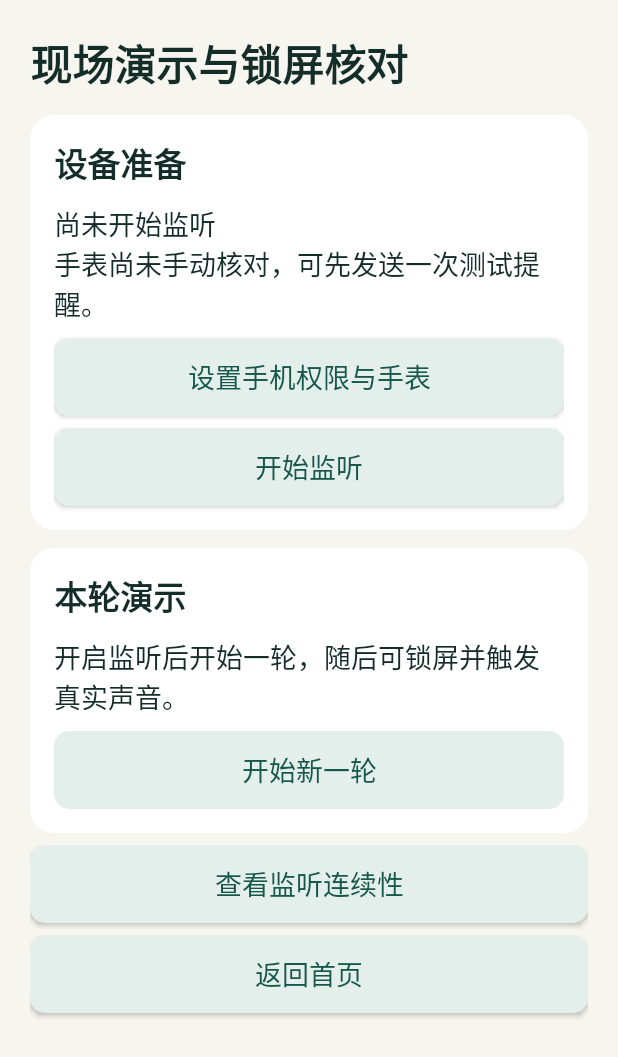
After one commit to YiFanSenSei/shengjing, an Android app: the FieldDemoActivity screen opened directly, with no data from a screen before it, on a phone screen of 412 x 824 dp. The commit adds this screen. Shown: the top 1057 px of the screen. Run offline under Robolectric (Android 15) with nearby library versions, the phone set to English and light mode, and no system bars.

Commit message:
Add live field rehearsal, lock-screen controls and delayed watch verification (#16)
Co-authored-by: YiFanSenSei <249708301+YiFanSenSei@users.noreply.github.com>

```diff
--- a/apps/phone/build.gradle
+++ b/apps/phone/build.gradle
@@ -2,7 +2,7 @@ plugins { id 'com.android.application' }
 android {
     namespace 'org.shengjing.phone'
     compileSdk 35
-    defaultConfig { applicationId 'org.shengjing.phone'; minSdk 26; targetSdk 35; versionCode 10; versionName '0.8.0' }
+    defaultConfig { applicationId 'org.shengjing.phone'; minSdk 26; targetSdk 35; versionCode 11; versionName '0.9.0' }
     compileOptions { sourceCompatibility JavaVersion.VERSION_17; targetCompatibility JavaVersion.VERSION_17 }
     androidResources { noCompress += 'tflite' }
     testOptions {
--- a/apps/phone/src/main/AndroidManifest.xml
+++ b/apps/phone/src/main/AndroidManifest.xml
@@ -8,6 +8,7 @@
     <uses-feature android:name="android.hardware.microphone" android:required="true" />
     <application android:name=".App" android:label="声境·测试版" android:theme="@android:style/Theme.Material.Light.NoActionBar" android:allowBackup="false" android:fullBackupContent="@xml/backup_rules" android:dataExtractionRules="@xml/data_extraction_rules" android:supportsRtl="true">
         <activity android:name=".HistoryActivity" android:exported="false" />
+        <activity android:name=".FieldDemoActivity" android:exported="false" />
         <activity android:name=".OptionsActivity" android:exported="false" />
         <activity android:name=".SetupActivity" android:exported="false" />
         <activity android:name=".DiagnosticsActivity" android:exported="false" />
--- a/apps/phone/src/main/java/org/shengjing/phone/DiagnosticsActivity.java
+++ b/apps/phone/src/main/java/org/shengjing/phone/DiagnosticsActivity.java
@@ -38,7 +38,7 @@ public final class DiagnosticsActivity extends PhoneScreen {
         long age=(SystemClock.elapsedRealtime()-app.diagnosticsUpdatedAt)/1000;
         show(diagnostics,app.status+"\n"+app.diagnostics+(app.listening && age>=3?"\n采集诊断已 "+age+" 秒未更新":""));
         show(delayed,app.delayedTest.status+"\n"+app.lastFeedback);
-        StringBuilder report=new StringBuilder("版本 0.8.0");
+        StringBuilder report=new StringBuilder("版本 0.9.0");
         for(Policy.Kind k:Policy.Kind.values()){
             String channel=Alerts.channel(k,app.policy.getScene());
             android.app.NotificationChannel config=getSystemService(android.app.NotificationManager.class).getNotificationChannel(channel);
--- /dev/null
+++ b/apps/phone/src/main/java/org/shengjing/phone/FieldDemoActivity.java
@@ -0,0 +1,75 @@
+package org.shengjing.phone;
+
+import android.content.ClipData;
+import android.content.ClipboardManager;
+import android.os.Bundle;
+import android.os.PowerManager;
+import android.widget.*;
+import org.shengjing.core.Policy;
+
+public final class FieldDemoActivity extends PhoneScreen {
+    private TextView readiness, result;
+    private Button listen, begin, finish, copy, channel, options, setup;
+    private LinearLayout wrist;
+    private String blockedChannel;
+
+    @Override public void onCreate(Bundle state){
+        super.onCreate(state);
+        heading(layout,"现场演示与锁屏核对",28);
+        LinearLayout device=card();
+        heading(device,"设备准备",22);
+        readiness=text(device,"",18);
+        setup=button(device,"设置手机权限与手表",()->go(SetupActivity.class));
+        options=button(device,"调整场景与关注声音",()->go(OptionsActivity.class));
+        channel=button(device,"打开受阻声音的通知设置",()->channelSettings(blockedChannel));
+        listen=button(device,"开始监听",this::toggleListening);
+        LinearLayout round=card();
+        heading(round,"本轮演示",22);
+        result=text(round,"",18);
+        begin=button(round,"开始新一轮",()->{app.fieldRound.begin(app.history,app.policy.getScene());refresh();});
+        wrist=new LinearLayout(this);wrist.setOrientation(LinearLayout.VERTICAL);round.addView(wrist);
+        button(wrist,"本轮在手表看到了提醒",()->{app.fieldRound.observeWatch(true);refresh();});
+        button(wrist,"本轮在手表未看到提醒",()->{app.fieldRound.observeWatch(false);refresh();});
+        finish=button(round,"结束本轮并保存摘要",()->{app.fieldRound.finish(app.history,"本轮已结束");refresh();});
+        copy=button(round,"复制本轮摘要",()->{
+            getSystemService(ClipboardManager.class).setPrimaryClip(ClipData.newPlainText("声境现场演示",app.fieldRound.summary(app.history)));
+            Toast.makeText(this,"已复制本轮摘要",Toast.LENGTH_SHORT).show();
+        });
+        button(layout,"查看监听连续性",()->go(DiagnosticsActivity.class));
+        button(layout,"返回首页",this::finish);
+    }
+    @Override void refresh(){
+        boolean permissions=microphone() && notifications();
+        boolean quiet=app.policy.isQuiet();
+        int enabled=0;
+        blockedChannel=null;
+        StringBuilder check=new StringBuilder(app.status);
+        if(!permissions)check.append("\n请开启麦克风和手机通知权限。");
+        if(quiet)check.append("\n真实声音提醒已暂停。");
+        for(Policy.Kind kind:Policy.Kind.values()){
+            if(!app.policy.isEnabled(kind))continue;
+            enabled++;
+            String id=Alerts.channel(kind,app.policy.getScene());
+            if(permissions && !Alerts.available(this,id)){
+                check.append("\n").append(kind.title).append("的系统通知已关闭。");
+                if(blockedChannel==null)blockedChannel=id;
+            }
+        }
+        if(enabled==0)check.append("\n请至少关注一种声音。");
+        PowerManager power=getSystemService(PowerManager.class);
+        if(power.isPowerSaveMode())check.append("\n系统处于省电模式，请在锁屏测试后核对监听连续性。");
+        if(app.store.watchConfirmedAt()==0)check.append("\n手表尚未手动核对，可先发送一次测试提醒。");
+        show(readiness,check.toString());
+        setup.setVisibility(!permissions || app.store.watchConfirmedAt()==0?Button.VISIBLE:Button.GONE);
+        options.setVisibility(quiet || enabled==0?Button.VISIBLE:Button.GONE);
+        channel.setVisibility(blockedChannel==null?Button.GONE:Button.VISIBLE);
+        show(listen,app.listening?"停止监听":"开始监听");
+        boolean active=app.fieldRound.active();
+        begin.setEnabled(app.listening && !quiet && enabled>0 && permissions);
+        begin.setVisibility(active?Button.GONE:Button.VISIBLE);
+        wrist.setVisibility(active?Button.VISIBLE:Button.GONE);
+        finish.setVisibility(active?Button.VISIBLE:Button.GONE);
+        copy.setVisibility(!active && app.fieldRound.exists()?Button.VISIBLE:Button.GONE);
+        show(result,app.fieldRound.summary(app.history));
+    }
+}
--- a/apps/phone/src/main/java/org/shengjing/phone/OptionsActivity.java
+++ b/apps/phone/src/main/java/org/shengjing/phone/OptionsActivity.java
@@ -6,6 +6,8 @@ import android.widget.*;
 import org.shengjing.core.Policy;
 public final class OptionsActivity extends PhoneScreen {
     private TextView sceneRules;
+    private Switch quiet;
+    @Override void refresh(){quiet.setChecked(app.policy.isQuiet());}
     @Override public void onCreate(Bundle state){
         super.onCreate(state);
         heading(layout,"场景与提醒设置",28);
@@ -24,9 +26,9 @@ public final class OptionsActivity extends PhoneScreen {
         enhanced.setChecked(app.policy.isEnhanced());
         enhanced.setOnCheckedChangeListener((button,on)->{app.policy.setEnhanced(on);app.saveSettings();});
         text(layout,"增强模式更容易触发提醒，也可能增加误报。场景、增强模式、关注类别和暂停状态会保存在本机。门铃保持原阈值。",14);
-        Switch quiet=new Switch(this); quiet.setText("暂停真实声音提醒（监听仍继续）"); layout.addView(quiet);
+        quiet=new Switch(this); quiet.setText("暂停真实声音提醒（监听仍继续）"); layout.addView(quiet);
         quiet.setChecked(app.policy.isQuiet());
-        quiet.setOnCheckedChangeListener((b,on)->{app.policy.setQuiet(on);app.saveSettings();});
+        quiet.setOnCheckedChangeListener((b,on)->app.setQuiet(on));
         for(Policy.Kind k:Policy.Kind.values()) {
             Switch enabled=new Switch(this); enabled.setText("关注："+k.title); enabled.setChecked(app.policy.isEnabled(k)); layout.addView(enabled);
             enabled.setOnCheckedChangeListener((b,on)->{app.policy.setEnabled(k,on);app.saveSettings();});
```
Also changed, not shown: apps/phone/src/main/java/org/shengjing/phone/Alerts.java (+9 -1 lines), apps/phone/src/main/java/org/shengjing/phone/App.java (+14 -1 lines), apps/phone/src/main/java/org/shengjing/phone/DelayedTestReminder.java (+14 -3 lines), apps/phone/src/main/java/org/shengjing/phone/FieldRound.java (added, +53 -0 lines), apps/phone/src/main/java/org/shengjing/phone/ListeningService.java (+7 -0 lines), apps/phone/src/main/java/org/shengjing/phone/MainActivity.java (+7 -8 lines), apps/phone/src/main/java/org/shengjing/phone/PhoneScreen.java (+7 -0 lines), apps/phone/src/main/java/org/shengjing/phone/SetupActivity.java (+24 -2 lines), 3 other files.
